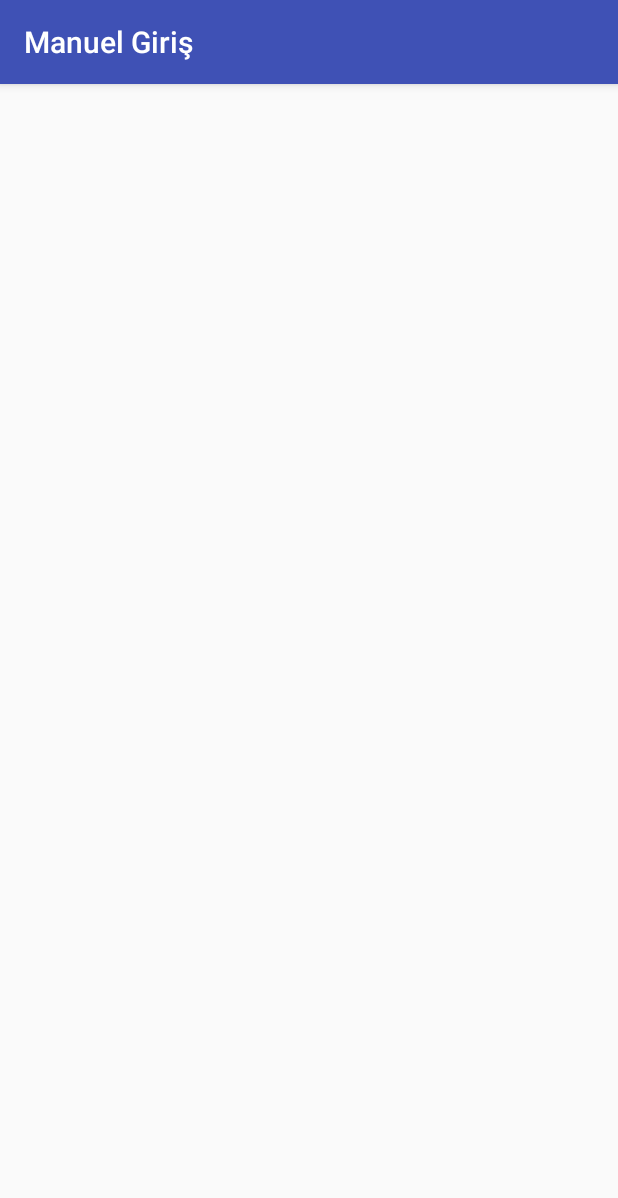
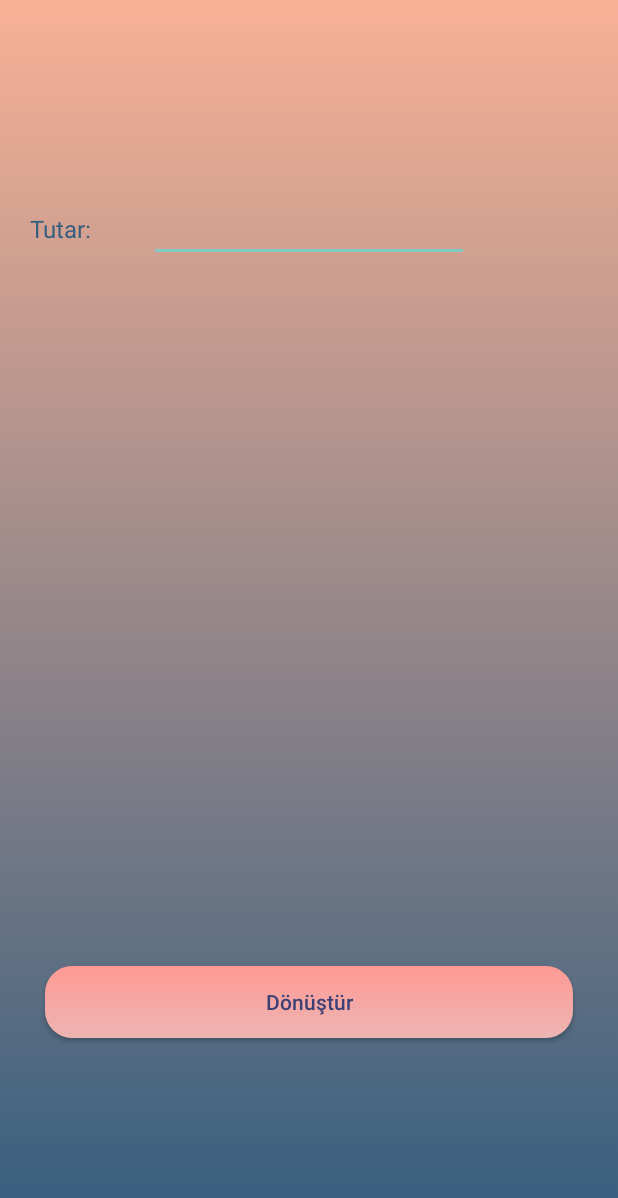
Before and after one commit to ibrahimd1/KameraIleDovizCevrim, an Android app: the ManuelGiris screen opened directly, with no data from a screen before it, on a phone screen of 412 x 824 dp. Shown: the top 1198 px of the screen. Run offline under Robolectric (Android 15) with nearby library versions, the phone set to English and light mode, and no system bars; Roboto replaces fonts that are not available here.

Commit message:
03.01.2018 23:54 değişiklik

```diff
--- a/app/src/main/AndroidManifest.xml
+++ b/app/src/main/AndroidManifest.xml
@@ -29,7 +29,7 @@
                 <category android:name="android.intent.category.LAUNCHER"/>
             </intent-filter>
         </activity>
-        <activity android:name=".ManuelGiris" android:label="Manuel Giriş">
+        <activity android:name=".ManuelGiris" android:label="Manuel Giriş" android:theme="@style/Theme.AppCompat.NoActionBar">
             <intent-filter>
                 <action android:name="android.intent.action.DEFAULT"/>
                 <category android:name="android.intent.category.LAUNCHER"/>
--- a/app/src/main/java/kamerailedovizcevrim/com/kamerledvizevrim/ManuelGiris.java
+++ b/app/src/main/java/kamerailedovizcevrim/com/kamerledvizevrim/ManuelGiris.java
@@ -1,17 +1,52 @@
 package kamerailedovizcevrim.com.kamerledvizevrim;
 
+import android.os.AsyncTask;
 import android.os.Bundle;
 import android.support.annotation.Nullable;
 import android.support.v7.app.AppCompatActivity;
+import android.view.View;
+import android.widget.Button;
+import android.widget.EditText;
+import android.widget.TextView;
 
 /**
  * Created by Ibrahim on 2.01.2019.
  */
 
 public class ManuelGiris extends AppCompatActivity {
+
+    Button btnManuelGiris;
+    EditText edtManuelaTutar;
+    TextView txtManuelSonuc;
+
+
     @Override
     protected void onCreate(@Nullable Bundle savedInstanceState) {
         super.onCreate(savedInstanceState);
         setContentView(R.layout.manuel_giris);
+
+        /*edtManuelaTutar = (EditText) findViewById(R.id.edtManuelTutar);
+        txtManuelSonuc=(TextView)findViewById(R.id.txtManuelSonuc);
+
+        btnManuelGiris = (Button) findViewById(R.id.butonManuelCevrim);
+        btnManuelGiris.setOnClickListener(new View.OnClickListener() {
+            @Override
+            public void onClick(View v) {
+                if (edtManuelaTutar.getText() == null) {
+                    txtManuelSonuc.setText("Tutar alanı boş geçilemez!");
+                }
+                else {
+
+                }
+            }
+        });*/
     }
+
+    /*private  class myAsyncTask extends AsyncTask<Void,Void,Void>{
+
+        @Override
+        protected Void doInBackground(Void... voids) {
+            return null;
+        }
+    }*/
 }
--- /dev/null
+++ b/app/src/main/res/drawable/custom_background.xml
@@ -0,0 +1,16 @@
+<?xml version="1.0" encoding="utf-8"?>
+<selector xmlns:android="http://schemas.android.com/apk/res/android">
+    <!--
+   *Burda kendi oluşturacamız button un nasıl olacağını
+   *tıklandığı zaman nasıl olacağını rengini radius unu belirliyoruz
+   *Burda state_pressed ile tıklandığı zaman buttonun nasıl olacağını belirtiyoruz
+   *Dikkat etmemiz önemli bir nokta var item e herhangi bir state belirlemiyorsak bu başlangıç şeklidir.
+   *ve bu item her zaman en altta olmalıdır .Yoksa çalışmamaktadır.
+     -->
+
+    <item>
+        <shape>
+            <gradient android:startColor="#f8b195" android:endColor="#345d7e" android:angle="270" />
+        </shape>
+    </item>
+</selector>
--- a/app/src/main/res/layout/activity_main.xml
+++ b/app/src/main/res/layout/activity_main.xml
@@ -2,7 +2,7 @@
 <RelativeLayout
     xmlns:android="http://schemas.android.com/apk/res/android" android:layout_width="match_parent"
     android:layout_height="match_parent"
-    android:background="#5e6798">
+    android:background="@drawable/custom_background"> <!--5e6798-->
 
     <TextView
         android:id="@+id/txtHedefDoviz"
@@ -12,7 +12,9 @@
         android:layout_alignParentTop="true"
         android:layout_alignStart="@+id/hedefDoviz"
         android:layout_marginTop="39dp"
-        android:text="Hedef Döviz" />
+        android:text="Hedef Döviz"
+        android:textColor="#345d7e"
+        android:textSize="16sp" />
 
     <Spinner
         android:id="@+id/hedefDoviz"
@@ -34,7 +36,9 @@
         android:layout_marginLeft="29dp"
         android:layout_marginStart="29dp"
         android:layout_marginTop="16dp"
-        android:text="Kaynak Döviz" />
+        android:text="Kaynak Döviz"
+        android:textColor="#345d7e"
+        android:textSize="16sp" />
 
     <Spinner
         android:id="@+id/kaynakDoviz"
@@ -43,7 +47,8 @@
         android:layout_alignLeft="@+id/txtKaynakDoviz"
         android:layout_alignStart="@+id/txtKaynakDoviz"
         android:layout_below="@+id/txtKaynakDoviz"
-        android:layout_marginTop="18dp" />
+        android:layout_marginTop="18dp"
+        android:background="@drawable/custom_spinner"/>
 
     <Button
         android:id="@+id/buttonCevrimAc"
--- a/app/src/main/res/layout/manuel_giris.xml
+++ b/app/src/main/res/layout/manuel_giris.xml
@@ -1,6 +1,54 @@
 <?xml version="1.0" encoding="utf-8"?>
-<android.support.constraint.ConstraintLayout
+<RelativeLayout
     xmlns:android="http://schemas.android.com/apk/res/android" android:layout_width="match_parent"
-    android:layout_height="match_parent">
+    android:layout_height="match_parent"
+    android:background="@drawable/custom_background">
 
-</android.support.constraint.ConstraintLayout>
+    <EditText
+        android:id="@+id/edtManuelTutar"
+        android:layout_width="wrap_content"
+        android:layout_height="wrap_content"
+        android:layout_alignParentTop="true"
+        android:layout_centerHorizontal="true"
+        android:layout_marginTop="129dp"
+        android:ems="10"
+        android:inputType="number" />
+
+    <TextView
+        android:id="@+id/txtTutarIsim"
+        android:layout_width="wrap_content"
+        android:layout_height="wrap_content"
+        android:layout_alignParentLeft="true"
+        android:layout_alignParentStart="true"
+        android:layout_alignTop="@+id/edtManuelTutar"
+        android:layout_marginLeft="20dp"
+        android:layout_marginStart="20dp"
+        android:layout_marginTop="12dp"
+        android:text="Tutar:"
+        android:textColor="#345d7e"
+        android:textSize="16sp" />
+
+    <Button
+        android:id="@+id/btnManuelCevir"
+        android:layout_width="match_parent"
+        android:layout_height="wrap_content"
+        android:layout_alignParentBottom="true"
+        android:layout_centerHorizontal="true"
+        android:layout_marginBottom="132dp"
+        android:background="@drawable/custom_button"
+        android:text="Dönüştür"
+        android:textAllCaps="false"
+        android:textColor="@drawable/custom_button_text_color"
+        android:layout_marginRight="30dp"
+        android:layout_marginLeft="30dp"
+        />
+
+    <TextView
+        android:id="@+id/txtManuelSonuc"
+        android:layout_width="wrap_content"
+        android:layout_height="wrap_content"
+        android:layout_alignLeft="@+id/txtTutarIsim"
+        android:layout_alignStart="@+id/txtTutarIsim"
+        android:layout_below="@+id/edtManuelTutar"
+        android:layout_marginTop="53dp" />
+</RelativeLayout>
```
